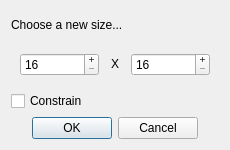
Before: the Qt Designer form ui/resize.ui in tunalad/qthon, drawn with Qt 5.
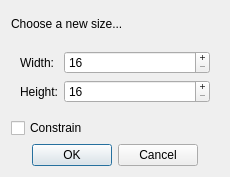
After: the same form once the commit is applied.

Commit message: made the resize menu clearer

```diff
--- a/ui/resize.ui
+++ b/ui/resize.ui
@@ -7,19 +7,19 @@
     <x>0</x>
     <y>0</y>
     <width>230</width>
-    <height>150</height>
+    <height>177</height>
    </rect>
   </property>
   <property name="minimumSize">
    <size>
     <width>230</width>
-    <height>150</height>
+    <height>177</height>
    </size>
   </property>
   <property name="maximumSize">
    <size>
     <width>230</width>
-    <height>150</height>
+    <height>177</height>
    </size>
   </property>
   <property name="windowTitle">
@@ -35,43 +35,8 @@
    </item>
    <item>
     <widget class="QWidget" name="w_resize" native="true">
-     <layout class="QHBoxLayout" name="horizontalLayout">
-      <item>
-       <widget class="QSpinBox" name="sb_X">
-        <property name="buttonSymbols">
-         <enum>QAbstractSpinBox::PlusMinus</enum>
-        </property>
-        <property name="keyboardTracking">
-         <bool>false</bool>
-        </property>
-        <property name="minimum">
-         <number>16</number>
-        </property>
-        <property name="maximum">
-         <number>512</number>
-        </property>
-        <property name="singleStep">
-         <number>16</number>
-        </property>
-       </widget>
-      </item>
-      <item>
-       <widget class="QLabel" name="label_2">
-        <property name="maximumSize">
-         <size>
-          <width>20</width>
-          <height>20</height>
-         </size>
-        </property>
-        <property name="text">
-         <string>X</string>
-        </property>
-        <property name="alignment">
-         <set>Qt::AlignCenter</set>
-        </property>
-       </widget>
-      </item>
-      <item>
+     <layout class="QFormLayout" name="formLayout">
+      <item row="1" column="1">
        <widget class="QSpinBox" name="sb_Y">
         <property name="buttonSymbols">
          <enum>QAbstractSpinBox::PlusMinus</enum>
@@ -90,6 +55,45 @@
         </property>
        </widget>
       </item>
+      <item row="0" column="0">
+       <widget class="QLabel" name="label_2">
+        <property name="text">
+         <string>Width:</string>
+        </property>
+        <property name="alignment">
+         <set>Qt::AlignRight|Qt::AlignTrailing|Qt::AlignVCenter</set>
+        </property>
+       </widget>
+      </item>
+      <item row="0" column="1">
+       <widget class="QSpinBox" name="sb_X">
+        <property name="buttonSymbols">
+         <enum>QAbstractSpinBox::PlusMinus</enum>
+        </property>
+        <property name="keyboardTracking">
+         <bool>false</bool>
+        </property>
+        <property name="minimum">
+         <number>16</number>
+        </property>
+        <property name="maximum">
+         <number>512</number>
+        </property>
+        <property name="singleStep">
+         <number>16</number>
+        </property>
+       </widget>
+      </item>
+      <item row="1" column="0">
+       <widget class="QLabel" name="label_3">
+        <property name="text">
+         <string>Height:</string>
+        </property>
+        <property name="alignment">
+         <set>Qt::AlignRight|Qt::AlignTrailing|Qt::AlignVCenter</set>
+        </property>
+       </widget>
+      </item>
      </layout>
     </widget>
    </item>
```
